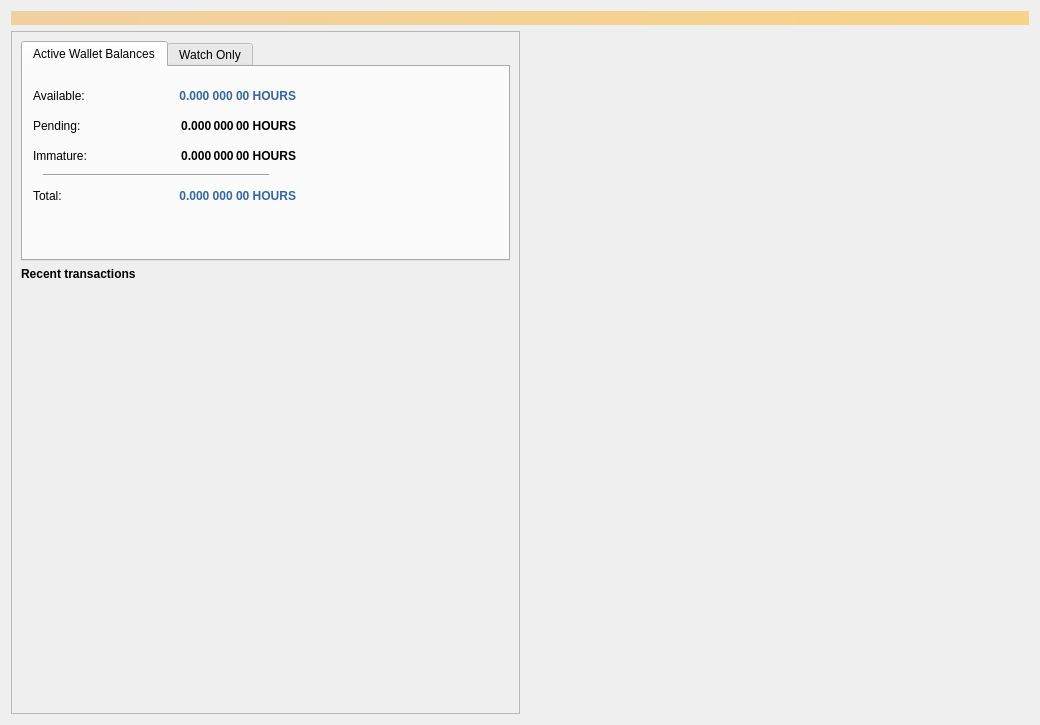
Old version of the form src/qt/forms/overviewpage.ui in the repository HoursDEV01/Hours.
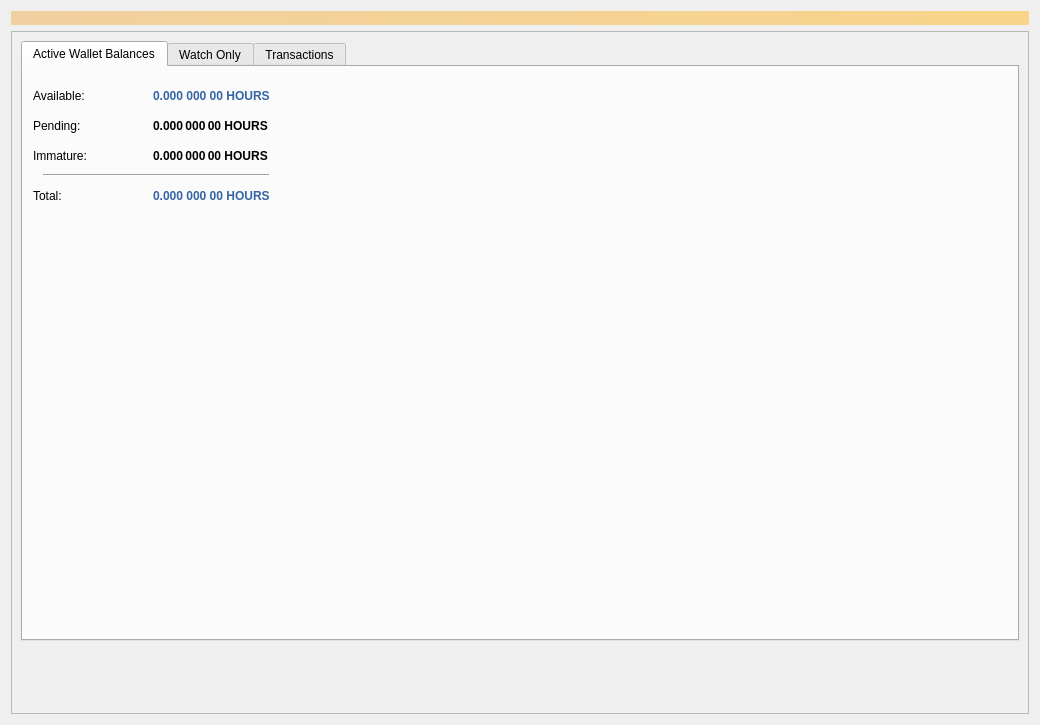
New version of the form. Icons and pictures are not drawn.

Patch:
```diff
--- a/src/qt/forms/overviewpage.ui
+++ b/src/qt/forms/overviewpage.ui
@@ -34,7 +34,7 @@
     </widget>
    </item>
    <item>
-    <layout class="QHBoxLayout" name="horizontalLayout" stretch="1,1">
+    <layout class="QHBoxLayout" name="horizontalLayout" stretch="1">
      <item>
       <layout class="QVBoxLayout" name="verticalLayout_2">
        <item>
@@ -57,7 +57,7 @@
             <property name="minimumSize">
              <size>
               <width>0</width>
-              <height>220</height>
+              <height>600</height>
              </size>
             </property>
             <property name="currentIndex">
@@ -124,7 +124,7 @@
                <rect>
                 <x>130</x>
                 <y>20</y>
-                <width>143</width>
+                <width>201</width>
                 <height>18</height>
                </rect>
               </property>
@@ -144,7 +144,7 @@
                <string notr="true">&lt;html&gt;&lt;head/&gt;&lt;body&gt;&lt;p&gt;&lt;span style=&quot; color:#3465a4;&quot;&gt;0.000 000 00 HOURS&lt;/span&gt;&lt;/p&gt;&lt;/body&gt;&lt;/html&gt;</string>
               </property>
               <property name="alignment">
-               <set>Qt::AlignRight|Qt::AlignTrailing|Qt::AlignVCenter</set>
+               <set>Qt::AlignLeading|Qt::AlignLeft|Qt::AlignVCenter</set>
               </property>
               <property name="textInteractionFlags">
                <set>Qt::LinksAccessibleByMouse|Qt::TextSelectableByKeyboard|Qt::TextSelectableByMouse</set>
@@ -155,7 +155,7 @@
                <rect>
                 <x>130</x>
                 <y>50</y>
-                <width>143</width>
+                <width>201</width>
                 <height>18</height>
                </rect>
               </property>
@@ -175,7 +175,7 @@
                <string notr="true">0.000 000 00 HOURS</string>
               </property>
               <property name="alignment">
-               <set>Qt::AlignRight|Qt::AlignTrailing|Qt::AlignVCenter</set>
+               <set>Qt::AlignLeading|Qt::AlignLeft|Qt::AlignVCenter</set>
               </property>
               <property name="textInteractionFlags">
                <set>Qt::LinksAccessibleByMouse|Qt::TextSelectableByKeyboard|Qt::TextSelectableByMouse</set>
@@ -212,7 +212,7 @@
                <rect>
                 <x>130</x>
                 <y>80</y>
-                <width>143</width>
+                <width>201</width>
                 <height>18</height>
                </rect>
               </property>
@@ -232,7 +232,7 @@
                <string notr="true">0.000 000 00 HOURS</string>
               </property>
               <property name="alignment">
-               <set>Qt::AlignRight|Qt::AlignTrailing|Qt::AlignVCenter</set>
+               <set>Qt::AlignLeading|Qt::AlignLeft|Qt::AlignVCenter</set>
               </property>
               <property name="textInteractionFlags">
                <set>Qt::LinksAccessibleByMouse|Qt::TextSelectableByKeyboard|Qt::TextSelectableByMouse</set>
@@ -256,7 +256,7 @@
                <rect>
                 <x>130</x>
                 <y>120</y>
-                <width>143</width>
+                <width>201</width>
                 <height>18</height>
                </rect>
               </property>
@@ -276,7 +276,7 @@
                <string notr="true">&lt;html&gt;&lt;head/&gt;&lt;body&gt;&lt;p&gt;&lt;span style=&quot; color:#3465a4;&quot;&gt;0.000 000 00 HOURS&lt;/span&gt;&lt;/p&gt;&lt;/body&gt;&lt;/html&gt;</string>
               </property>
               <property name="alignment">
-               <set>Qt::AlignRight|Qt::AlignTrailing|Qt::AlignVCenter</set>
+               <set>Qt::AlignLeading|Qt::AlignLeft|Qt::AlignVCenter</set>
               </property>
               <property name="textInteractionFlags">
                <set>Qt::LinksAccessibleByMouse|Qt::TextSelectableByKeyboard|Qt::TextSelectableByMouse</set>
@@ -490,10 +490,19 @@
               </property>
              </widget>
             </widget>
-           </widget>
-          </item>
-          <item>
+            <widget class="QWidget" name="tab_3">
+             <attribute name="title">
+              <string>Transactions</string>
+             </attribute>
            <widget class="QLabel" name="label_4">
+              <property name="geometry">
+               <rect>
+                <x>20</x>
+                <y>10</y>
+                <width>998</width>
+                <height>14</height>
+               </rect>
+              </property>
             <property name="font">
              <font>
               <weight>75</weight>
@@ -504,9 +513,15 @@
              <string>Recent transactions</string>
             </property>
            </widget>
-          </item>
-          <item>
            <widget class="QListView" name="listTransactions">
+              <property name="geometry">
+               <rect>
+                <x>20</x>
+                <y>40</y>
+                <width>941</width>
+                <height>511</height>
+               </rect>
+              </property>
             <property name="sizePolicy">
              <sizepolicy hsizetype="Expanding" vsizetype="Expanding">
               <horstretch>0</horstretch>
@@ -535,6 +550,8 @@
              <enum>QAbstractItemView::NoSelection</enum>
             </property>
            </widget>
+            </widget>
+           </widget>
           </item>
           <item>
            <spacer name="verticalSpacer">
@@ -554,23 +571,6 @@
        </item>
       </layout>
      </item>
-     <item>
-      <layout class="QVBoxLayout" name="verticalLayout_3">
-       <item>
-        <spacer name="verticalSpacer_2">
-         <property name="orientation">
-          <enum>Qt::Vertical</enum>
-         </property>
-         <property name="sizeHint" stdset="0">
-          <size>
-           <width>20</width>
-           <height>40</height>
-          </size>
-         </property>
-        </spacer>
-       </item>
-      </layout>
-     </item>
     </layout>
    </item>
   </layout>
```
Left out of the diff: 16 changed lines with no effect on the pictures. Lines whose indentation alone changed are shown as unchanged.
